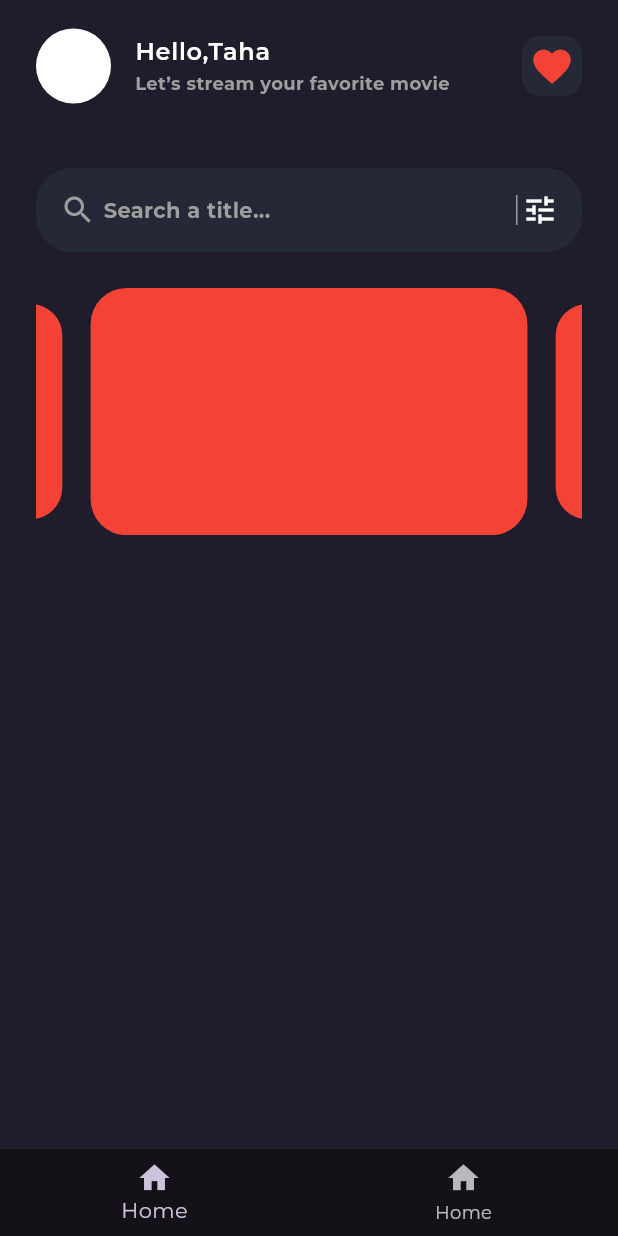
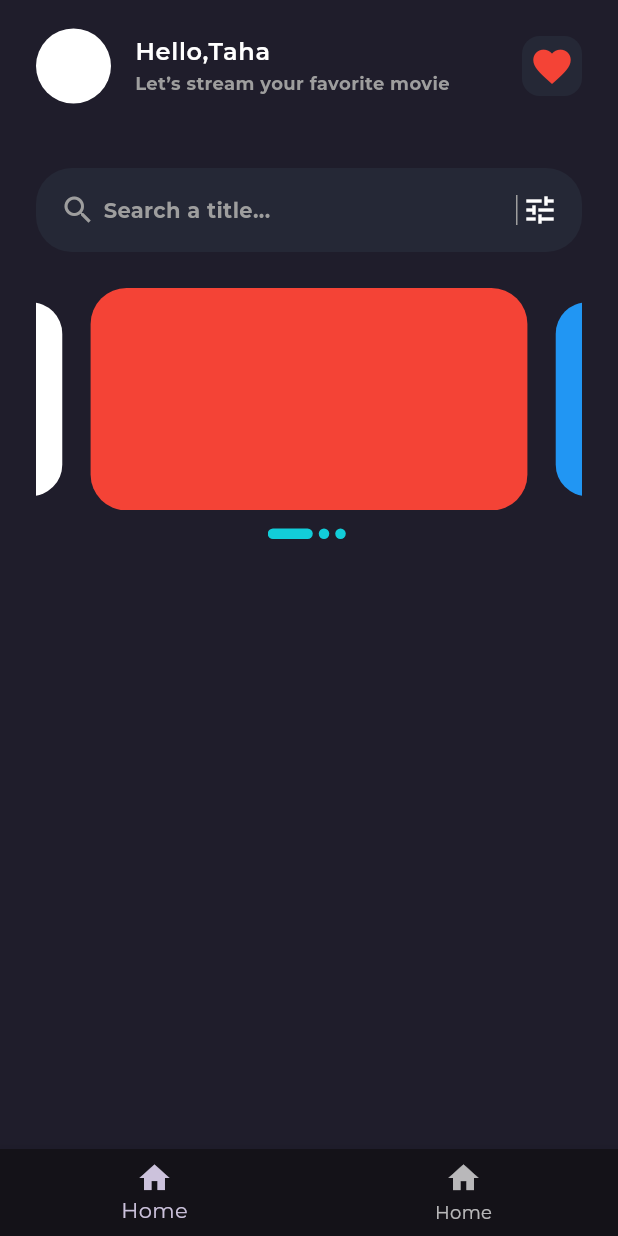
Before and after one commit to TahaAbdo13/filmFlicks, a Flutter app: the screen it shows after launch, on a phone screen of 412 x 824 dp. Run offline on Flutter 3.47's test engine with Material 3 defaults, Android fonts, the phone set to English and light mode, and no system bars; drawn by our look-alikes of carousel_slider; our stand-ins replace awesome_dialog, bloc, cloud_firestore, dartz, firebase_auth, firebase_core and 6 more; missing offline and left inert: flutter_facebook_auth; accounts and stored records are empty; project files that could hold a hidden picture were left out.

Commit message:
crete carouselIndecator slider section done

```diff
--- a/lib/features/home/presentation/views/home_view.dart
+++ b/lib/features/home/presentation/views/home_view.dart
@@ -1,5 +1,5 @@
-import 'package:carousel_slider/carousel_slider.dart';
-import 'package:filmflicks/features/home/presentation/views/widgets/custom_carousel_slider.dart';
+
+import 'package:filmflicks/features/home/presentation/views/widgets/caroucelIndecatro_slider_section.dart';
 import 'package:filmflicks/features/home/presentation/views/widgets/custom_home_view_app_bar.dart';
 import 'package:filmflicks/features/home/presentation/views/widgets/custom_home_view_search.dart';
 import 'package:flutter/material.dart';
@@ -9,20 +9,22 @@ class HomeView extends StatelessWidget {
 
   @override
   Widget build(BuildContext context) {
-       CarouselSliderController buttonCarouselController = CarouselSliderController();
-    return Padding(
-      padding: const EdgeInsets.symmetric(horizontal: 24.0, vertical: 8),
+
+    return const Padding(
+      padding: EdgeInsets.symmetric(horizontal: 24.0, vertical: 8),
       child: Column(
         children: [
-          const CustomHomeViewAppBar(),
-          const SizedBox(
+          CustomHomeViewAppBar(),
+          SizedBox(
             height: 32,
           ),
-          const CustomHomeViewSearch(),
-          const SizedBox(
+          CustomHomeViewSearch(),
+          SizedBox(
             height: 24,
           ),
-          CustomCarouselSlider(buttonCarouselController: buttonCarouselController,)
+          CaroucelIndicatorSliderSection(),
+
+
         ],
       ),
     );
--- /dev/null
+++ b/lib/features/home/presentation/views/widgets/caroucelIndecatro_slider_section.dart
@@ -0,0 +1,56 @@
+import 'package:carousel_slider/carousel_controller.dart';
+import 'package:carousel_slider/carousel_slider.dart';
+import 'package:filmflicks/features/home/presentation/views/widgets/custom_carousel_slider.dart';
+import 'package:filmflicks/features/onBoardering_view/presentaion/views/widgets/custom_list_view_builder_item_on_boardering_screen.dart';
+import 'package:flutter/material.dart';
+
+class CaroucelIndicatorSliderSection extends StatefulWidget {
+  const CaroucelIndicatorSliderSection({
+    super.key,
+  });
+
+  @override
+  State<CaroucelIndicatorSliderSection> createState() =>
+      _CaroucelIndicatorSliderSectionState();
+}
+
+class _CaroucelIndicatorSliderSectionState
+    extends State<CaroucelIndicatorSliderSection> {
+  int currentIndex = 0;
+  @override
+  Widget build(BuildContext context) {
+    CarouselSliderController buttonCarouselController =
+        CarouselSliderController();
+    return Column(
+      children: [
+        CustomCarouselSlider(
+          buttonCarouselController: buttonCarouselController,
+          onPageChanged: (index, carouselPageChangedReason) {
+            setState(() {
+
+              currentIndex = index;
+            });
+          },
+        ),
+        const SizedBox(
+          height: 12,
+        ),
+        Row(
+          mainAxisAlignment: MainAxisAlignment.center,
+          children: [
+            SizedBox(
+                height: 7,
+                width: 55,
+                child: ListView.builder(
+                    scrollDirection: Axis.horizontal,
+                    itemCount: 3,
+                    itemBuilder: (context, i) {
+                      return CustomListViewBuilderItemOnBoarderingScreen(
+                          isActive: currentIndex == i ? true : false);
+                    })),
+          ],
+        )
+      ],
+    );
+  }
+}
--- a/lib/features/home/presentation/views/widgets/custom_carousel_slider.dart
+++ b/lib/features/home/presentation/views/widgets/custom_carousel_slider.dart
@@ -2,41 +2,49 @@ import 'package:carousel_slider/carousel_slider.dart';
 import 'package:flutter/material.dart';
 
 class CustomCarouselSlider extends StatelessWidget {
+  final void Function(int, CarouselPageChangedReason) onPageChanged;
+
   const CustomCarouselSlider({
     super.key,
     required this.buttonCarouselController,
-
+    required this.onPageChanged,
   });
 
   final CarouselSliderController buttonCarouselController;
-
 
   @override
   Widget build(BuildContext context) {
     var hieght = MediaQuery.of(context).size.height;
     return CarouselSlider(
-      carouselController:buttonCarouselController ,
+        carouselController: buttonCarouselController,
         items: [
           Container(
             decoration: BoxDecoration(
-                color: Colors.red,
-                borderRadius: BorderRadius.circular(24)),
+                color: Colors.red, borderRadius: BorderRadius.circular(24)),
+          ),
+          Container(
+            decoration: BoxDecoration(
+                color: Colors.blue, borderRadius: BorderRadius.circular(24)),
+          ),
+          Container(
+            decoration: BoxDecoration(
+                color: Colors.white, borderRadius: BorderRadius.circular(24)),
           )
         ],
         options: CarouselOptions(
-          height: hieght * .20,
+            animateToClosest: true,
+            height: hieght * .18,
             viewportFraction: 0.8,
+            autoPlay: true,
             initialPage: 0,
             enableInfiniteScroll: true,
-          reverse: false,
-          autoPlay: true,
             autoPlayInterval: const Duration(seconds: 3),
             autoPlayAnimationDuration: const Duration(milliseconds: 800),
             autoPlayCurve: Curves.fastOutSlowIn,
             enlargeCenterPage: true,
             enlargeFactor: 0.3,
-          onPageChanged: (index, jwfj) {},
+            onPageChanged: onPageChanged,
             scrollDirection: Axis.horizontal,
-        ));
+            pageSnapping: true));
   }
 }
```
Lines whose indentation alone changed are shown as unchanged.
